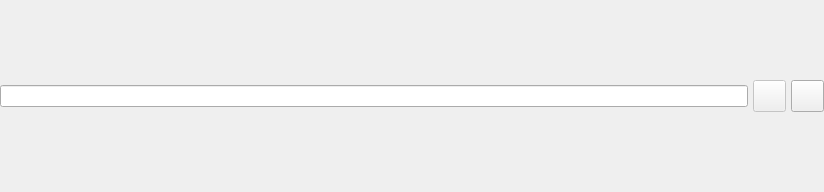
maniac787/pgmodeler, file libs/libgui/ui/widgets/objectselectorwidget.ui: the form before one commit.
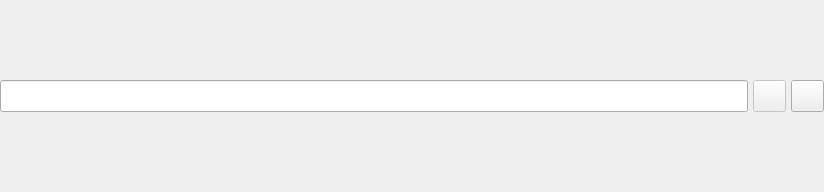
The form after the commit. Icons and pictures are not drawn.

Commit message: Adjusted the ui of PluginsConfigWidget and SnippetsConfigWidget

```diff
--- a/libs/libgui/ui/widgets/objectselectorwidget.ui
+++ b/libs/libgui/ui/widgets/objectselectorwidget.ui
@@ -125,6 +125,12 @@
    </item>
    <item row="0" column="0">
     <widget class="QLineEdit" name="obj_name_edt">
+     <property name="sizePolicy">
+      <sizepolicy hsizetype="Expanding" vsizetype="Preferred">
+       <horstretch>0</horstretch>
+       <verstretch>0</verstretch>
+      </sizepolicy>
+     </property>
      <property name="focusPolicy">
       <enum>Qt::NoFocus</enum>
      </property>
```
Left out of the diff: 9 changed lines with no effect on the pictures. The commit also changes 5 other files.
